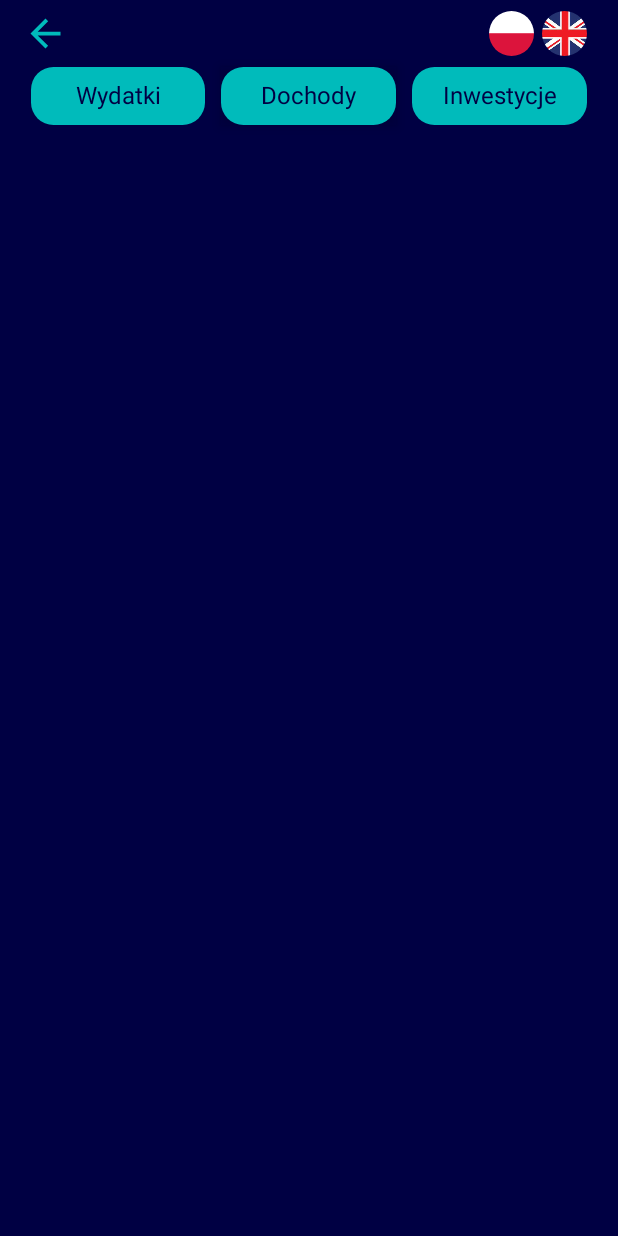
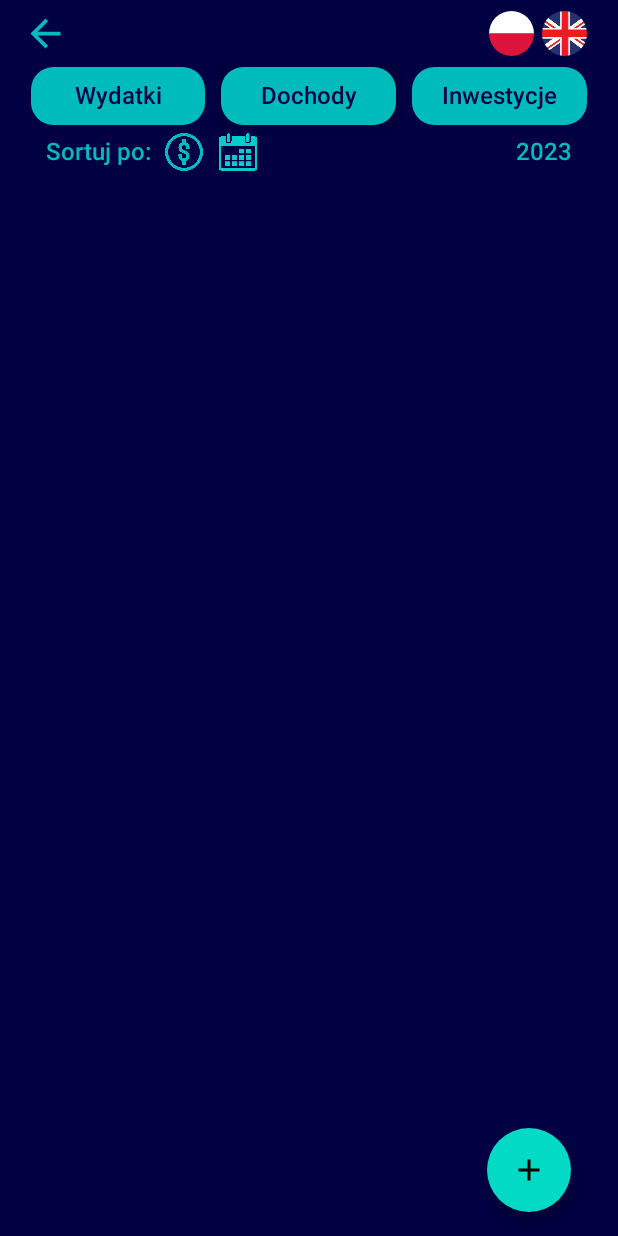
Before and after one commit to fBorovy/Finanse, an Android app built with Jetpack Compose: the screen it shows after launch (MainActivity), after a tap on an icon or button, on a phone screen of 412 x 824 dp. Run offline under Robolectric (Android 15) with nearby library versions, the phone set to English and light mode, and no system bars; our stand-ins replace Room's generated code.

Commit message:
added adding activity dialog, added elements to main screen: sort type, chosen year (just ui)

```diff
--- a/app/src/main/java/pl/fboro/finanse/MainActivity.kt
+++ b/app/src/main/java/pl/fboro/finanse/MainActivity.kt
@@ -3,22 +3,56 @@ package pl.fboro.finanse
 import android.os.Bundle
 import androidx.activity.ComponentActivity
 import androidx.activity.compose.setContent
-import androidx.compose.runtime.getValue
-import androidx.compose.runtime.mutableStateOf
+import androidx.activity.viewModels
 import androidx.compose.runtime.*
-import androidx.compose.runtime.setValue
+import androidx.lifecycle.ViewModel
+import androidx.lifecycle.ViewModelProvider
+import androidx.room.Room
+import pl.fboro.finanse.database.ActivityDatabase
 import pl.fboro.finanse.ui.theme.FinanseTheme
+import pl.fboro.finanse.viewModels.ActivityViewModel
+import java.time.LocalDate
+import java.time.LocalTime
 
 class MainActivity : ComponentActivity() {
 
+    private val db by lazy {
+        Room.databaseBuilder(
+            applicationContext,
+            ActivityDatabase::class.java,
+            "activities.db",
+        ).build()
+    }
+    private val viewModel by viewModels<ActivityViewModel>(
+        factoryProducer = {
+            object: ViewModelProvider.Factory {
+                override fun <T: ViewModel> create(modelClass: Class<T>): T {
+                    return ActivityViewModel(db.dao) as T
+                }
+            }
+        }
+    )
     override fun onCreate(savedInstanceState: Bundle?) {
         super.onCreate(savedInstanceState)
         setContent {
-            var language by remember{ mutableStateOf(polish) }
-
             FinanseTheme {
-                Navigation(language) { language = it}
+                val state by viewModel.state.collectAsState()
+                Navigation(state = state, onEvent = viewModel::onEvent)
             }
         }
     }
 }
+
+
+//@Composable
+//fun DateTest() {
+//    var pickedDate by remember {
+//        mutableStateOf(LocalDate.now())
+//    }
+//    var pickedTime by remember {
+//        mutableStateOf(LocalTime.NOON)
+//    }
+//    val formattedTime by remember{
+//        derivedStateOf
+//    }
+//}
--- a/app/src/main/java/pl/fboro/finanse/Navigation.kt
+++ b/app/src/main/java/pl/fboro/finanse/Navigation.kt
@@ -1,19 +1,23 @@
 package pl.fboro.finanse
 
-import androidx.compose.runtime.Composable
+import androidx.compose.runtime.*
 import androidx.navigation.compose.NavHost
 import androidx.navigation.compose.composable
 import androidx.navigation.compose.rememberNavController
 import org.intellij.lang.annotations.Language
+import pl.fboro.finanse.database.ActivityEvent
+import pl.fboro.finanse.database.ActivityState
 import pl.fboro.finanse.ui.screens.GreetScreen
 import pl.fboro.finanse.ui.screens.MainScreen
 
 @Composable
 fun Navigation(
-    language: Int,
-    changeLanguage: (Int) -> Unit
+    state: ActivityState,
+    onEvent: (ActivityEvent) -> Unit,
 ) {
     val navController = rememberNavController()
+    var language by remember{ mutableStateOf(polish) }
+
     NavHost(navController = navController, startDestination = Screen.Greeting.name) {
         composable(
             route = Screen.Greeting.name
@@ -23,8 +27,8 @@ fun Navigation(
         composable(
             route = Screen.MainScreen.name
         ) {
-            MainScreen(navController, language) {
-                changeLanguage(it)
+            MainScreen(navController, state, onEvent, language) {
+                language = it
             }
         }
     }
--- a/app/src/main/java/pl/fboro/finanse/Values.kt
+++ b/app/src/main/java/pl/fboro/finanse/Values.kt
@@ -1,12 +1,12 @@
 package pl.fboro.finanse
 
-import androidx.compose.runtime.mutableStateOf
+import java.util.*
 
-val english = 0
-val polish = 1
+const val english = 0
+const val polish = 1
 
-val spending = 0
-val income = 1
+const val spending = 0
+const val income = 1
 
 val spendings = listOf("Spendings", "Wydatki")
 val incomes = listOf("Incomes", "Dochody")
@@ -16,3 +16,30 @@ val greeting = listOf("Welcome\n\t\t\t\t to finance", "Witaj\n\t\t\t\t w finansa
 val previousScreenIconDescription = listOf("return", "wróc")
 val polishImageDesc = listOf("polish language", "język polski")
 val englishImageDesc = listOf("english language", "język angielski")
+val addIconDesc = listOf("Add activity", "Dodaj akcję")
+val sort = listOf("Sort by: ", "Sortuj po: ")
+val dollarIconDesc = listOf("Amount", "Kwota")
+val calendarIconDesc = listOf("Date", "Data")
+val addSpendingDialogTitle = listOf("Add spending", "Dodaj wydatek")
+val addIncomeDialogTitle = listOf("Add income", "Dodaj dochód")
+val saveButton = listOf("Save", "Zapisz")
+val cancelButton = listOf("Cancel", "Anuluj")
+
+val dayPlaceHolder = listOf("Day", "Dzień")
+val monthPlaceHolder = listOf("Month", "Miesiąc")
+val yearPlaceHolder = listOf("Year", "Rok")
+val amountPlaceHolder = listOf("Amount", "Kwota")
+val titlePlaceHolder = listOf("Title", "Tytuł")
+val sourcePlaceHolder = listOf("Source", "Źródło")
+
+val calendar = Calendar.getInstance()
+val currentYear = calendar.get(Calendar.YEAR)
+val currentMonth = calendar.get(Calendar.MONTH) + 1
+val currentDay = calendar.get(Calendar.DAY_OF_MONTH)
+//val currentDate = Date(year, month, day)
+
+enum class Source{
+    R,
+    G,
+    B,
+}
--- a/app/src/main/java/pl/fboro/finanse/database/ActivityState.kt
+++ b/app/src/main/java/pl/fboro/finanse/database/ActivityState.kt
@@ -1,17 +1,20 @@
 package pl.fboro.finanse.database
 
 import androidx.compose.runtime.*
+import pl.fboro.finanse.currentDay
+import pl.fboro.finanse.currentMonth
+import pl.fboro.finanse.currentYear
 import java.time.LocalDate
 
 data class ActivityState(
 
     val activities: List<Activity> = emptyList(),
-    val day: Int = 0,
-    val month: Int = 0,
-    val year: Int = 0,
+    val day: Int = currentDay,
+    val month: Int = currentMonth,
+    val year: Int = currentYear,
     val amount: Double = 0.0,
-    val title: String = "",
-    val source: Char = ' ',
+    val title: String = " ",
+    val source: Char = 'R',
     val type: Int = 0,
     val isAddingActivity: Boolean = false,
     val sortType: SortType = SortType.YEAR_MONTH_DAY
--- a/app/src/main/java/pl/fboro/finanse/ui/screens/MainScreen.kt
+++ b/app/src/main/java/pl/fboro/finanse/ui/screens/MainScreen.kt
@@ -8,17 +8,24 @@ import androidx.compose.runtime.*
 import androidx.compose.ui.Modifier
 import androidx.compose.ui.unit.dp
 import androidx.navigation.NavController
+import pl.fboro.finanse.database.ActivityEvent
+import pl.fboro.finanse.database.ActivityState
 import pl.fboro.finanse.ui.screens.mainScreen.OptionsBar
+import pl.fboro.finanse.ui.screens.mainScreen.SpendingContent
 import pl.fboro.finanse.ui.screens.mainScreen.TopPanel
 import pl.fboro.finanse.ui.theme.Background
 
 @Composable
 fun MainScreen(
     navController: NavController,
+    state: ActivityState,
+    onEvent: (ActivityEvent) -> Unit,
     language: Int,
     changeLanguage: (Int) -> Unit
 ) {
     var chosenActivity by remember{mutableStateOf("spendings")}
+
+
     Column(
         modifier = Modifier
             .fillMaxSize()
@@ -31,6 +38,10 @@ fun MainScreen(
         TopPanel(language = language) {
             chosenActivity = it
         }
-
+        SpendingContent(
+            state = state,
+            onEvent = onEvent,
+            language = language,
+        )
     }
 }
--- /dev/null
+++ b/app/src/main/java/pl/fboro/finanse/ui/screens/mainScreen/SpendingsContent.kt
@@ -0,0 +1,156 @@
+package pl.fboro.finanse.ui.screens.mainScreen
+
+import androidx.compose.foundation.*
+import androidx.compose.foundation.layout.*
+import androidx.compose.foundation.lazy.LazyColumn
+import androidx.compose.foundation.lazy.items
+import androidx.compose.material.FloatingActionButton
+import androidx.compose.material.Icon
+import androidx.compose.material.Scaffold
+import androidx.compose.material.Text
+import androidx.compose.material.icons.Icons
+import androidx.compose.material.icons.filled.Add
+import androidx.compose.runtime.Composable
+import androidx.compose.runtime.mutableStateOf
+import androidx.compose.runtime.*
+import androidx.compose.ui.Alignment
+import androidx.compose.ui.Modifier
+import androidx.compose.ui.graphics.Color
+import androidx.compose.ui.graphics.ColorFilter
+import androidx.compose.ui.res.painterResource
+import androidx.compose.ui.text.style.TextAlign
+import androidx.compose.ui.unit.dp
+import pl.fboro.finanse.*
+import pl.fboro.finanse.R
+import pl.fboro.finanse.database.ActivityEvent
+import pl.fboro.finanse.database.ActivityState
+import pl.fboro.finanse.database.SortType
+import pl.fboro.finanse.ui.theme.Aqua
+import pl.fboro.finanse.ui.theme.Background
+import pl.fboro.finanse.ui.theme.LightAqua
+import pl.fboro.finanse.ui.theme.Typography
+
+@OptIn(ExperimentalFoundationApi::class)
+@Composable
+fun SpendingContent(
+    state: ActivityState,
+    onEvent: (ActivityEvent) -> Unit,
+    language: Int
+) {
+    var chosenSortType by remember{ mutableStateOf(0) }
+
+    Scaffold(
+        modifier = Modifier
+            .padding(top = 5.dp),
+        floatingActionButton = {
+            FloatingActionButton(onClick = {
+                onEvent(ActivityEvent.ShowAddingDialog)
+            }) {
+                Icon(
+                    imageVector = Icons.Default.Add,
+                    contentDescription = addIconDesc[language],
+                )
+            }
+        }
+    ) {
+        Box(
+            modifier = Modifier
+                .fillMaxSize()
+                .background(Background),
+        ) {
+            Row(
+                modifier = Modifier
+                    .fillMaxWidth()
+                    .padding(horizontal = 15.dp),
+                verticalAlignment = Alignment.CenterVertically,
+            ) {
+                Text(text = sort[language], style = Typography.h2)
+                Box(
+                    modifier = Modifier.padding(horizontal = 5.dp)
+                ) {
+                    Image(
+                        painterResource(id = R.drawable.dollar),
+                        contentDescription = dollarIconDesc[language],
+                        colorFilter = if (chosenSortType == 1) ColorFilter.tint(LightAqua)
+                        else ColorFilter.tint(Aqua),
+                        modifier = Modifier
+                            .size(25.dp)
+                            .clickable {
+                                onEvent(ActivityEvent.SortActivities(sortType = SortType.AMOUNT))
+                                chosenSortType = 1
+                            }
+                    )
+                }
+                Box(
+                    modifier = Modifier.padding(horizontal = 5.dp)
+                ) {
+                    Image(
+                        painterResource(id = R.drawable.calendar),
+                        contentDescription = calendarIconDesc[language],
+                        colorFilter = if (chosenSortType == 0) ColorFilter.tint(LightAqua)
+                        else ColorFilter.tint(Aqua),
+                        modifier = Modifier
+                            .size(25.dp)
+                            .clickable {
+                                onEvent(ActivityEvent.SortActivities(sortType = SortType.YEAR_MONTH_DAY))
+                                chosenSortType = 0
+                            }
+                    )
+                }
+                Box(
+                    modifier = Modifier
+                        .weight(1f),
+                    contentAlignment = Alignment.CenterEnd
+                ) {
+                    Text(
+                        text = "2023",
+                        style = Typography.h2,
+                        textAlign = TextAlign.End
+                    )
+                }
+            }
+            if(state.isAddingActivity) {
+                AddActivityDialog(
+                    state = state,
+                    activityType = spending,
+                    language = language,
+                    onEvent = onEvent
+                )
+            }
+
+            LazyColumn(
+                modifier = Modifier
+                    .fillMaxSize()
+                    .horizontalScroll(rememberScrollState()),
+            ) {
+                items(state.activities) { activity ->
+                    Row(
+                        modifier = Modifier
+                            .fillMaxWidth()
+                            .combinedClickable(
+                                onClick = {},
+                                onLongClick = {
+                                    onEvent(ActivityEvent.ShowEditDeleteDialog)
+                                }
+                            )
+                    ) {
+                        Text("${activity.day}.${activity.month}: " +
+                                "${activity.amount} ${activity.title}" )
+                        Text(
+                            "${activity.source}",
+                            color = when(activity.source) {
+                                'R' -> Color.Blue
+                                'G' -> Color.Red
+                                else -> Color.Green
+                            },
+//                        if (activity.source == 'R') Color.Blue
+//                        else if (activity.source == 'G') Color.Red
+//                        else Color.Green
+                        )
+                    }
+                }
+            }
+        }
+
+    }
+}
--- a/app/src/main/java/pl/fboro/finanse/ui/theme/Color.kt
+++ b/app/src/main/java/pl/fboro/finanse/ui/theme/Color.kt
@@ -9,4 +9,5 @@ val Teal200 = Color(0xFF03DAC5)
 
 val Background = Color(0xFF000043)
 val Aqua = Color(0xFF00BBBB)
-val TextWhite = Color(0xFFCCCCCC)
+val LightAqua = Color(0xFF00CCCC)
+val TextWhite = Color(0xFFBBBBBB)
--- a/app/src/main/java/pl/fboro/finanse/ui/theme/Type.kt
+++ b/app/src/main/java/pl/fboro/finanse/ui/theme/Type.kt
@@ -1,7 +1,9 @@
 package pl.fboro.finanse.ui.theme
 
 import androidx.compose.material.Typography
+import androidx.compose.ui.Modifier
 import androidx.compose.ui.text.TextStyle
+import androidx.compose.ui.text.font.Font
 import androidx.compose.ui.text.font.FontFamily
 import androidx.compose.ui.text.font.FontWeight
 import androidx.compose.ui.unit.sp
@@ -10,9 +12,15 @@ import androidx.compose.ui.unit.sp
 val Typography = Typography(
     h1 = TextStyle(
         fontFamily = FontFamily.Default,
-        fontWeight = FontWeight.Normal,
+        fontWeight = FontWeight.SemiBold,
         fontSize = 16.sp,
         color = Background,
+    ),
+    h2 = TextStyle(
+        fontFamily = FontFamily.Default,
+        fontWeight = FontWeight.SemiBold,
+        fontSize = 16.sp,
+        color = Aqua,
     )
     /* Other default text styles to override
     button = TextStyle(
```
Also changed, not shown: app/build.gradle (+15 -0 lines), app/src/main/java/pl/fboro/finanse/database/ActivityEvent.kt (+12 -9 lines), app/src/main/java/pl/fboro/finanse/ui/screens/mainScreen/AddActivityDialog.kt (added, +185 -0 lines), app/src/main/java/pl/fboro/finanse/viewModels/ActivityViewModel.kt (+19 -18 lines), app/src/main/res/drawable/calendar.png (added), app/src/main/res/drawable/dollar.png (added).
